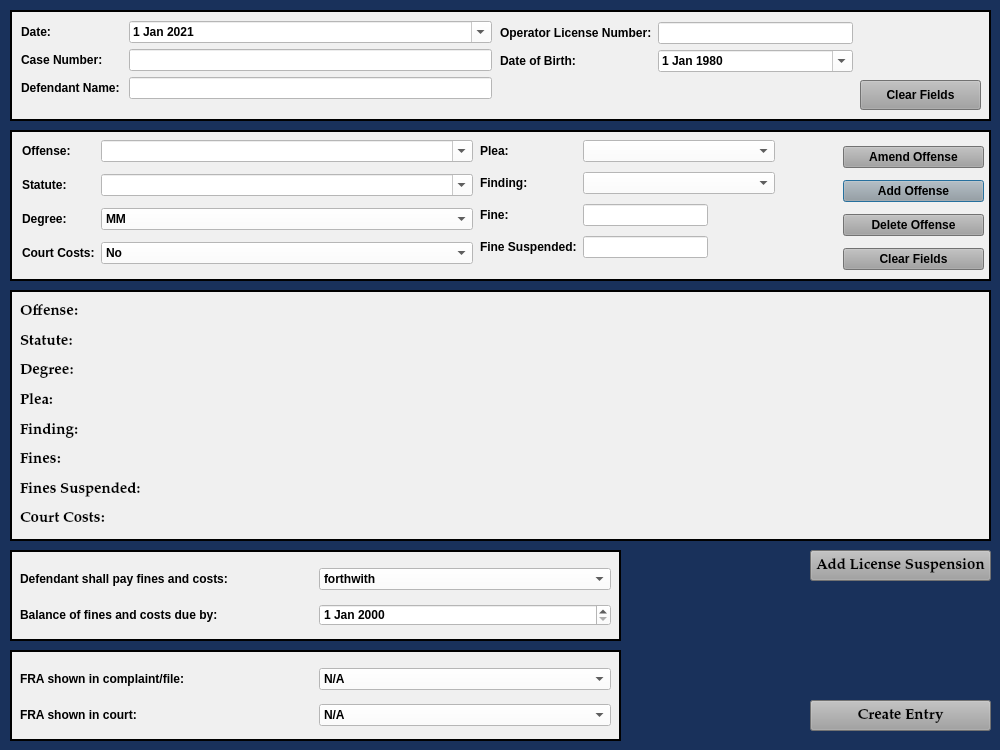
The window that resources/ui/TrafficCaseInformationDialog.ui (HunterProgram22/MuniEntry) describes before a commit, drawn with Qt 5.
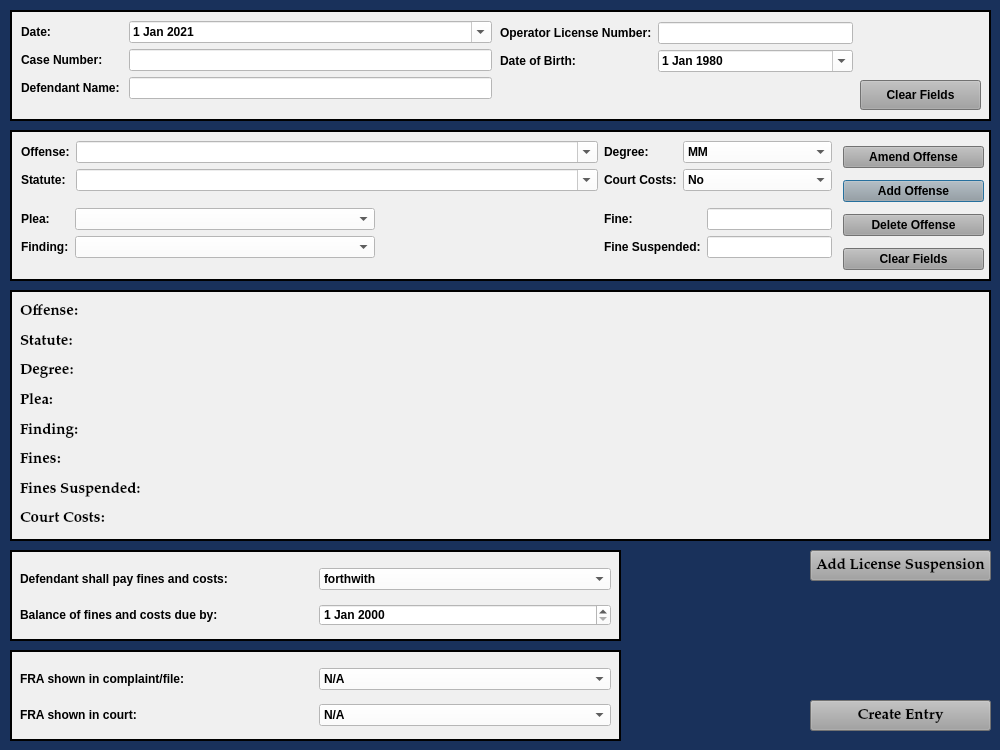
The same window after the commit.

```diff
--- a/resources/ui/TrafficCaseInformationDialog.ui
+++ b/resources/ui/TrafficCaseInformationDialog.ui
@@ -180,19 +180,76 @@
    <widget class="QWidget" name="layoutWidget">
     <property name="geometry">
      <rect>
-      <x>12</x>
+      <x>833</x>
       <y>10</y>
-      <width>451</width>
-      <height>138</height>
+      <width>141</width>
+      <height>136</height>
      </rect>
     </property>
-    <layout class="QFormLayout" name="formLayout">
-     <property name="fieldGrowthPolicy">
-      <enum>QFormLayout::AllNonFixedFieldsGrow</enum>
-     </property>
-     <property name="verticalSpacing">
-      <number>12</number>
-     </property>
+    <layout class="QGridLayout" name="gridLayout">
+     <item row="0" column="0">
+      <widget class="QPushButton" name="amendOffenseButton">
+       <property name="focusPolicy">
+        <enum>Qt::NoFocus</enum>
+       </property>
+       <property name="styleSheet">
+        <string notr="true">background-color: rgb(160, 160, 160);</string>
+       </property>
+       <property name="text">
+        <string>Amend Offense</string>
+       </property>
+      </widget>
+     </item>
+     <item row="1" column="0">
+      <widget class="QPushButton" name="addOffenseButton">
+       <property name="styleSheet">
+        <string notr="true">background-color: rgb(160, 160, 160);</string>
+       </property>
+       <property name="text">
+        <string>Add Offense</string>
+       </property>
+      </widget>
+     </item>
+     <item row="2" column="0">
+      <widget class="QPushButton" name="deleteOffenseButton">
+       <property name="focusPolicy">
+        <enum>Qt::NoFocus</enum>
+       </property>
+       <property name="styleSheet">
+        <string notr="true">background-color: rgb(160, 160, 160);</string>
+       </property>
+       <property name="text">
+        <string>Delete Offense</string>
+       </property>
+      </widget>
+     </item>
+     <item row="3" column="0">
+      <widget class="QPushButton" name="pushButton_4">
+       <property name="focusPolicy">
+        <enum>Qt::NoFocus</enum>
+       </property>
+       <property name="styleSheet">
+        <string notr="true">background-color: rgb(160, 160, 160);</string>
+       </property>
+       <property name="text">
+        <string>Clear Fields</string>
+       </property>
+      </widget>
+     </item>
+    </layout>
+   </widget>
+   <widget class="QWidget" name="">
+    <property name="geometry">
+     <rect>
+      <x>11</x>
+      <y>11</y>
+      <width>811</width>
+      <height>128</height>
+     </rect>
+    </property>
+    <layout class="QGridLayout" name="gridLayout_3" columnstretch="1,0">
+     <item row="0" column="0">
+      <layout class="QFormLayout" name="formLayout_2">
      <item row="0" column="0">
       <widget class="QLabel" name="label_15">
        <property name="text">
@@ -217,14 +274,34 @@
        </property>
       </widget>
      </item>
-     <item row="2" column="0">
+       <item row="1" column="1">
+        <widget class="QComboBox" name="statute_choice_box">
+         <property name="enabled">
+          <bool>true</bool>
+         </property>
+         <property name="focusPolicy">
+          <enum>Qt::WheelFocus</enum>
+         </property>
+         <property name="styleSheet">
+          <string notr="true">background-color: rgb(255, 255, 255);</string>
+         </property>
+         <property name="editable">
+          <bool>true</bool>
+         </property>
+        </widget>
+       </item>
+      </layout>
+     </item>
+     <item row="0" column="1">
+      <layout class="QFormLayout" name="formLayout">
+       <item row="0" column="0">
       <widget class="QLabel" name="label_23">
        <property name="text">
         <string>Degree:</string>
        </property>
       </widget>
      </item>
-     <item row="2" column="1">
+       <item row="0" column="1">
       <widget class="QComboBox" name="degree_choice_box">
        <property name="enabled">
         <bool>true</bool>
@@ -267,15 +344,21 @@
        </item>
       </widget>
      </item>
-     <item row="3" column="0">
+       <item row="1" column="0">
       <widget class="QLabel" name="label_8">
        <property name="text">
         <string>Court Costs:</string>
        </property>
       </widget>
      </item>
-     <item row="3" column="1">
+       <item row="1" column="1">
       <widget class="QComboBox" name="court_costs_box">
+         <property name="maximumSize">
+          <size>
+           <width>16770</width>
+           <height>16777215</height>
+          </size>
+         </property>
        <property name="styleSheet">
         <string notr="true">background-color: rgb(255, 255, 255);</string>
        </property>
@@ -294,98 +377,10 @@
        </item>
       </widget>
      </item>
-     <item row="1" column="1">
-      <widget class="QComboBox" name="statute_choice_box">
-       <property name="enabled">
-        <bool>true</bool>
-       </property>
-       <property name="focusPolicy">
-        <enum>Qt::WheelFocus</enum>
-       </property>
-       <property name="styleSheet">
-        <string notr="true">background-color: rgb(255, 255, 255);</string>
-       </property>
-       <property name="editable">
-        <bool>true</bool>
-       </property>
-      </widget>
-     </item>
-    </layout>
-   </widget>
-   <widget class="QWidget" name="layoutWidget">
-    <property name="geometry">
-     <rect>
-      <x>833</x>
-      <y>10</y>
-      <width>141</width>
-      <height>136</height>
-     </rect>
-    </property>
-    <layout class="QGridLayout" name="gridLayout">
-     <item row="0" column="0">
-      <widget class="QPushButton" name="amendOffenseButton">
-       <property name="focusPolicy">
-        <enum>Qt::NoFocus</enum>
-       </property>
-       <property name="styleSheet">
-        <string notr="true">background-color: rgb(160, 160, 160);</string>
-       </property>
-       <property name="text">
-        <string>Amend Offense</string>
-       </property>
-      </widget>
+      </layout>
      </item>
      <item row="1" column="0">
-      <widget class="QPushButton" name="addOffenseButton">
-       <property name="styleSheet">
-        <string notr="true">background-color: rgb(160, 160, 160);</string>
-       </property>
-       <property name="text">
-        <string>Add Offense</string>
-       </property>
-      </widget>
-     </item>
-     <item row="2" column="0">
-      <widget class="QPushButton" name="deleteOffenseButton">
-       <property name="focusPolicy">
-        <enum>Qt::NoFocus</enum>
-       </property>
-       <property name="styleSheet">
-        <string notr="true">background-color: rgb(160, 160, 160);</string>
-       </property>
-       <property name="text">
-        <string>Delete Offense</string>
-       </property>
-      </widget>
-     </item>
-     <item row="3" column="0">
-      <widget class="QPushButton" name="pushButton_4">
-       <property name="focusPolicy">
-        <enum>Qt::NoFocus</enum>
-       </property>
-       <property name="styleSheet">
-        <string notr="true">background-color: rgb(160, 160, 160);</string>
-       </property>
-       <property name="text">
-        <string>Clear Fields</string>
-       </property>
-      </widget>
-     </item>
-    </layout>
-   </widget>
-   <widget class="QWidget" name="layoutWidget">
-    <property name="geometry">
-     <rect>
-      <x>470</x>
-      <y>10</y>
-      <width>349</width>
-      <height>136</height>
-     </rect>
-    </property>
-    <layout class="QFormLayout" name="formLayout_2">
-     <property name="verticalSpacing">
-      <number>10</number>
-     </property>
+      <layout class="QFormLayout" name="formLayout_6">
      <item row="0" column="0">
       <widget class="QLabel" name="label_13">
        <property name="text">
@@ -394,55 +389,6 @@
       </widget>
      </item>
      <item row="0" column="1">
-      <widget class="QComboBox" name="finding_choice_box">
-       <property name="sizePolicy">
-        <sizepolicy hsizetype="Fixed" vsizetype="Fixed">
-         <horstretch>0</horstretch>
-         <verstretch>0</verstretch>
-        </sizepolicy>
-       </property>
-       <property name="minimumSize">
-        <size>
-         <width>192</width>
-         <height>0</height>
-        </size>
-       </property>
-       <property name="styleSheet">
-        <string notr="true">background-color: rgb(255, 255, 255);</string>
-       </property>
-       <property name="editable">
-        <bool>false</bool>
-       </property>
-       <item>
-        <property name="text">
-         <string/>
-        </property>
-       </item>
-       <item>
-        <property name="text">
-         <string>Guilty</string>
-        </property>
-       </item>
-       <item>
-        <property name="text">
-         <string>Not Guilty</string>
-        </property>
-       </item>
-       <item>
-        <property name="text">
-         <string>Dismissed</string>
-        </property>
-       </item>
-      </widget>
-     </item>
-     <item row="1" column="0">
-      <widget class="QLabel" name="label_12">
-       <property name="text">
-        <string>Finding:</string>
-       </property>
-      </widget>
-     </item>
-     <item row="1" column="1">
       <widget class="QComboBox" name="plea_choice_box">
        <property name="sizePolicy">
         <sizepolicy hsizetype="Fixed" vsizetype="Fixed">
@@ -452,7 +398,7 @@
        </property>
        <property name="minimumSize">
         <size>
-         <width>192</width>
+           <width>300</width>
          <height>0</height>
         </size>
        </property>
@@ -479,6 +425,50 @@
        </item>
        <item>
         <property name="text">
+           <string>Not Guilty</string>
+          </property>
+         </item>
+         <item>
+          <property name="text">
+           <string>Dismissed</string>
+          </property>
+         </item>
+        </widget>
+       </item>
+       <item row="1" column="0">
+        <widget class="QLabel" name="label_12">
+         <property name="text">
+          <string>Finding:</string>
+         </property>
+        </widget>
+       </item>
+       <item row="1" column="1">
+        <widget class="QComboBox" name="finding_choice_box">
+         <property name="sizePolicy">
+          <sizepolicy hsizetype="Fixed" vsizetype="Fixed">
+           <horstretch>0</horstretch>
+           <verstretch>0</verstretch>
+          </sizepolicy>
+         </property>
+         <property name="minimumSize">
+          <size>
+           <width>300</width>
+           <height>0</height>
+          </size>
+         </property>
+         <property name="styleSheet">
+          <string notr="true">background-color: rgb(255, 255, 255);</string>
+         </property>
+         <property name="editable">
+          <bool>false</bool>
+         </property>
+         <item>
+          <property name="text">
+           <string/>
+          </property>
+         </item>
+         <item>
+          <property name="text">
          <string>Guilty</string>
         </property>
        </item>
@@ -489,14 +479,18 @@
        </item>
       </widget>
      </item>
-     <item row="2" column="0">
+      </layout>
+     </item>
+     <item row="1" column="1">
+      <layout class="QFormLayout" name="formLayout_5">
+       <item row="0" column="0">
       <widget class="QLabel" name="label_11">
        <property name="text">
         <string>Fine:</string>
        </property>
       </widget>
      </item>
-     <item row="2" column="1">
+       <item row="0" column="1">
       <widget class="QLineEdit" name="fines_amount">
        <property name="sizePolicy">
         <sizepolicy hsizetype="Fixed" vsizetype="Fixed">
@@ -509,14 +503,14 @@
        </property>
       </widget>
      </item>
-     <item row="3" column="0">
+       <item row="1" column="0">
       <widget class="QLabel" name="label_7">
        <property name="text">
         <string>Fine Suspended:</string>
        </property>
       </widget>
      </item>
-     <item row="3" column="1">
+       <item row="1" column="1">
       <widget class="QLineEdit" name="fines_suspended">
        <property name="sizePolicy">
         <sizepolicy hsizetype="Fixed" vsizetype="Fixed">
@@ -530,6 +524,8 @@
       </widget>
      </item>
     </layout>
+     </item>
+    </layout>
    </widget>
   </widget>
   <widget class="QFrame" name="frame_2">
```
Left out of the diff: 74 changed lines with no effect on the pictures. Lines whose indentation alone changed are shown as unchanged.
